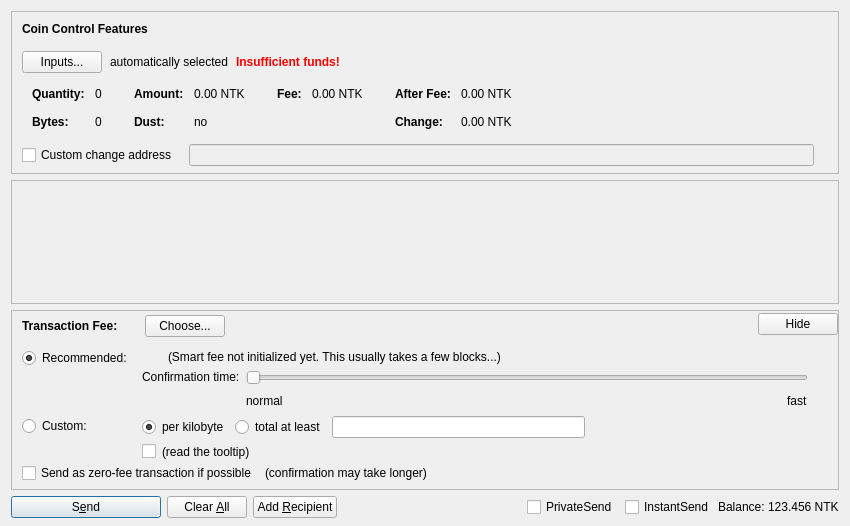
This is src/qt/forms/sendcoinsdialog.ui in nToken/ntoken-core as Qt 5 draws it before an edit. The edited form follows.
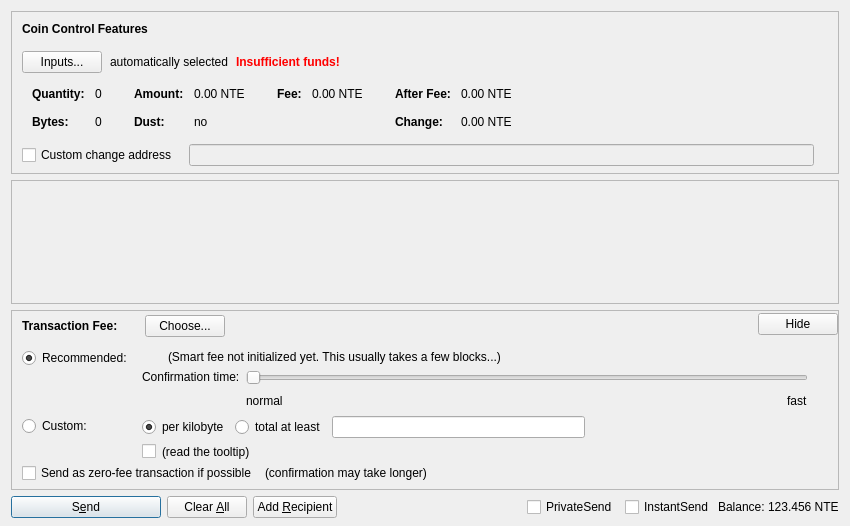
This is the edited form. Custom widgets are drawn as their Qt base class.

What changed in the file:
```diff
--- a/src/qt/forms/sendcoinsdialog.ui
+++ b/src/qt/forms/sendcoinsdialog.ui
@@ -324,7 +324,7 @@
                   <enum>Qt::ActionsContextMenu</enum>
                  </property>
                  <property name="text">
-                  <string notr="true">0.00 NTK</string>
+                  <string notr="true">0.00 NTE</string>
                  </property>
                  <property name="textInteractionFlags">
                   <set>Qt::LinksAccessibleByMouse|Qt::TextSelectableByKeyboard|Qt::TextSelectableByMouse</set>
@@ -404,7 +404,7 @@
                   <enum>Qt::ActionsContextMenu</enum>
                  </property>
                  <property name="text">
-                  <string notr="true">0.00 NTK</string>
+                  <string notr="true">0.00 NTE</string>
                  </property>
                  <property name="textInteractionFlags">
                   <set>Qt::LinksAccessibleByMouse|Qt::TextSelectableByKeyboard|Qt::TextSelectableByMouse</set>
@@ -455,7 +455,7 @@
                   <enum>Qt::ActionsContextMenu</enum>
                  </property>
                  <property name="text">
-                  <string notr="true">0.00 NTK</string>
+                  <string notr="true">0.00 NTE</string>
                  </property>
                  <property name="textInteractionFlags">
                   <set>Qt::LinksAccessibleByMouse|Qt::TextSelectableByKeyboard|Qt::TextSelectableByMouse</set>
@@ -484,7 +484,7 @@
                   <enum>Qt::ActionsContextMenu</enum>
                  </property>
                  <property name="text">
-                  <string notr="true">0.00 NTK</string>
+                  <string notr="true">0.00 NTE</string>
                  </property>
                  <property name="textInteractionFlags">
                   <set>Qt::LinksAccessibleByMouse|Qt::TextSelectableByKeyboard|Qt::TextSelectableByMouse</set>
@@ -1337,7 +1337,7 @@
           <cursorShape>IBeamCursor</cursorShape>
          </property>
          <property name="text">
-          <string notr="true">123.456 NTK</string>
+          <string notr="true">123.456 NTE</string>
          </property>
          <property name="textInteractionFlags">
           <set>Qt::LinksAccessibleByMouse|Qt::TextSelectableByKeyboard|Qt::TextSelectableByMouse</set>
```
